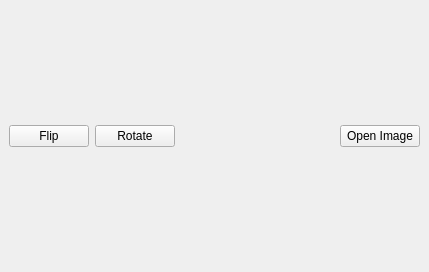
The window that main_ui.ui (zhangwanjun4843/image_viewer) describes before a commit, drawn with Qt 5.
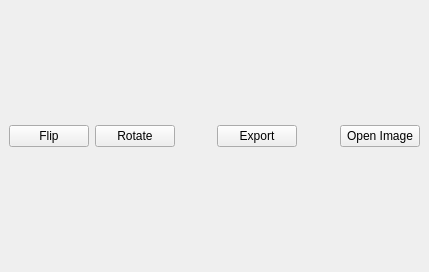
The same window after the commit.

Patch:
```diff
--- a/main_ui.ui
+++ b/main_ui.ui
@@ -58,6 +58,26 @@
         </property>
        </widget>
       </item>
+      <item>
+       <spacer name="horizontalSpacer_2">
+        <property name="orientation">
+         <enum>Qt::Horizontal</enum>
+        </property>
+        <property name="sizeHint" stdset="0">
+         <size>
+          <width>40</width>
+          <height>20</height>
+         </size>
+        </property>
+       </spacer>
+      </item>
+      <item>
+       <widget class="QPushButton" name="export_btn">
+        <property name="text">
+         <string>Export</string>
+        </property>
+       </widget>
+      </item>
       <item>
        <spacer name="horizontalSpacer">
         <property name="orientation">
```
